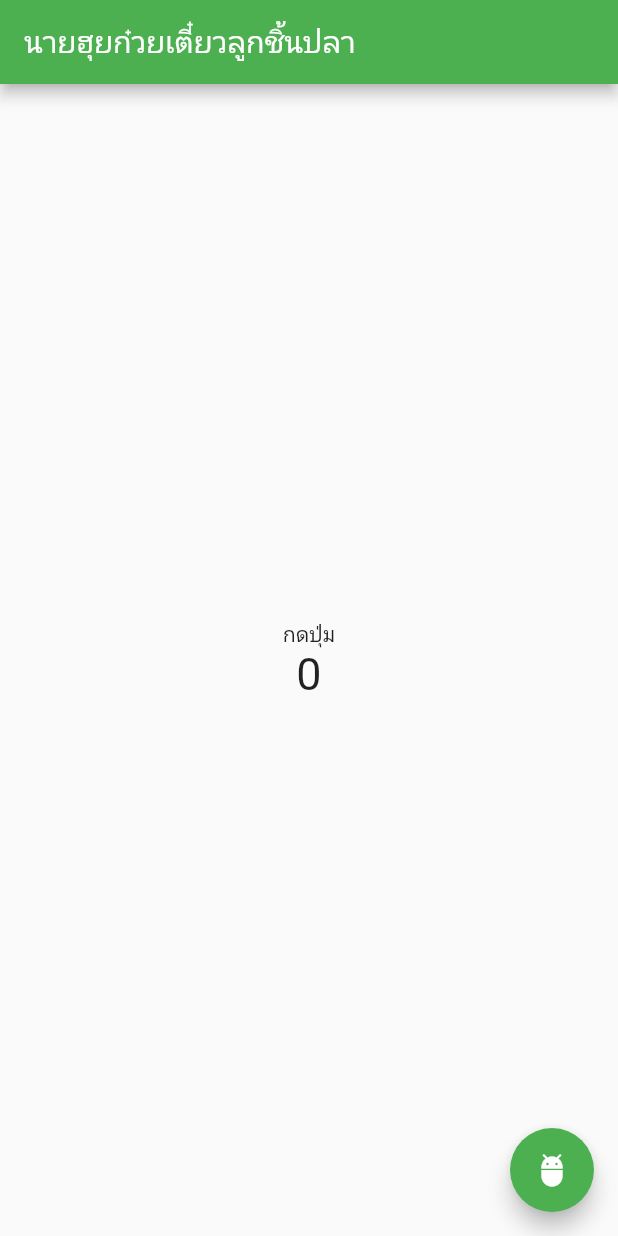
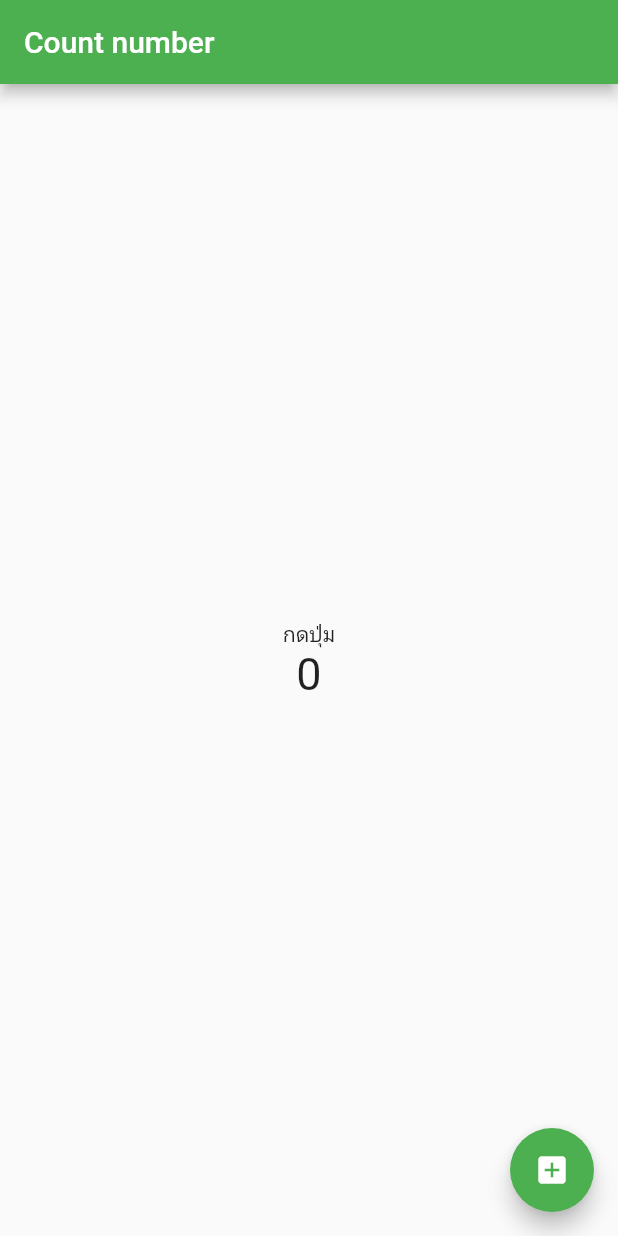
Before and after one commit to Phuthinan/flutter-practicing, a Flutter app: the screen it shows after launch, on a phone screen of 412 x 824 dp. Run offline on Flutter 3.47's test engine with Material 2 defaults, Android fonts, the phone set to English and light mode, and no system bars.

Commit message:
change name

```diff
--- a/count number/lib/main.dart
+++ b/count number/lib/main.dart
@@ -46,7 +46,7 @@ class _myHomePageState extends State<myHomePage>
   @override
   Widget build(BuildContext context) {
     return Scaffold(
-      appBar: AppBar(title: Text("นายฮุยก๋วยเตี๋ยวลูกชิ้นปลา") //Header
+      appBar: AppBar(title: Text("Count number") //Header
           ),
       body: Center(
           child: Column(
@@ -61,7 +61,7 @@ class _myHomePageState extends State<myHomePage>
       )), //Body
       floatingActionButton: FloatingActionButton(
         onPressed: addnumber,
-        child: Icon(Icons.adb_rounded),
+        child: Icon(Icons.add_box),
       ),
     );
   }
```
